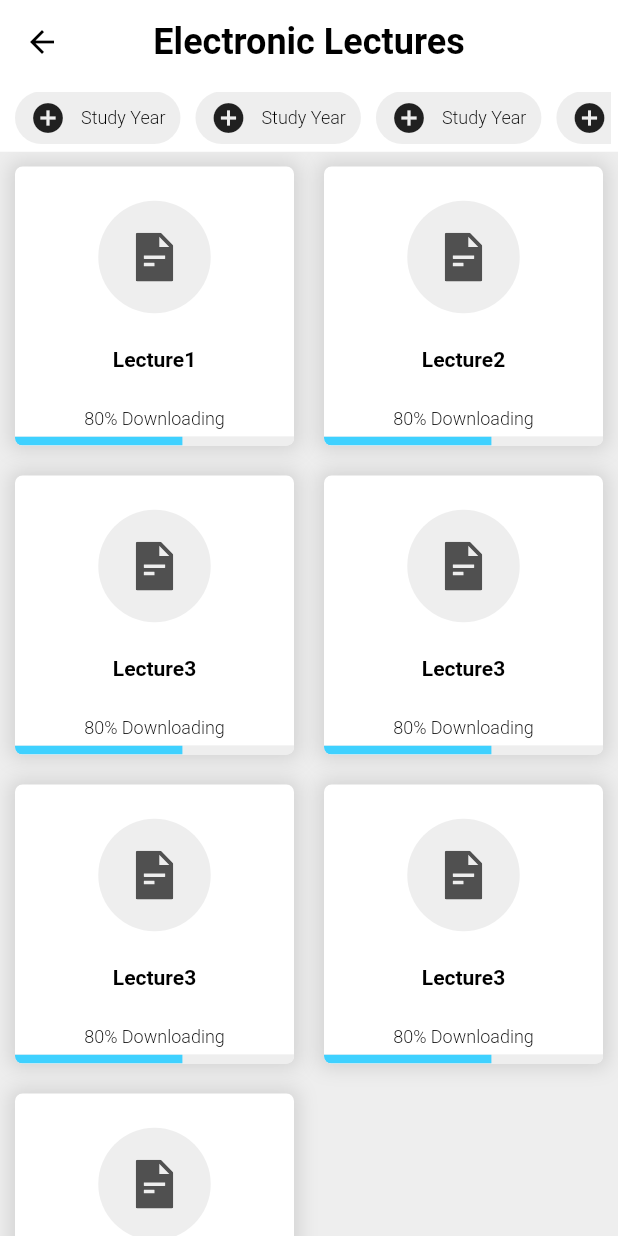
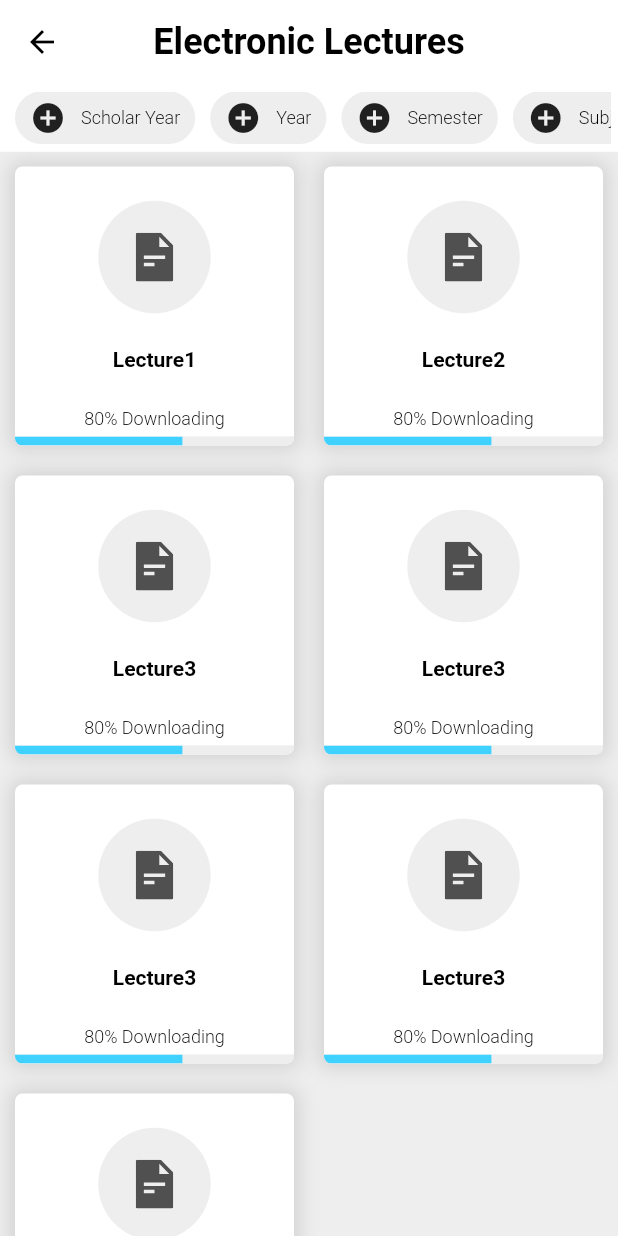
Before and after one commit to Samir-N-Ahmad/university_management_system, a Flutter app: the LecturesScreen widget shown alone on an empty page, opened directly, on a phone screen of 412 x 824 dp. Run offline on Flutter 3.47's test engine with Material 2 defaults, Android fonts, the phone set to English and light mode, and no system bars; our stand-ins replace flutter_svg.

Commit message:
UMS-1 Add Navigations between Lectures screen and main screen.

```diff
--- a/lib/view/screen/lectures_screen.dart
+++ b/lib/view/screen/lectures_screen.dart
@@ -22,34 +22,37 @@ class _LecturesScreenState extends State<LecturesScreen> {
             backgroundColor: Colors.white,
             leading: IconButton(
                 icon: Icon(Icons.arrow_back, color: Colors.black),
-                onPressed: null),
+                onPressed: () {
+                  Navigator.of(context).pop();
+                }),
             centerTitle: true,
             title: Text(
               "Electronic Lectures",
               style: app_settings.TextStyles.TEXT_LARGE_BOLD_DARK,
             ),
-            actions: [
-              IconButton(
-                icon: Icon(Icons.shopping_cart),
-                tooltip: 'Open shopping cart',
-                onPressed: () {
-                  // handle the press
-                },
-              ),
-            ],
           ),
           SliverToBoxAdapter(
             child: Container(
               padding: EdgeInsets.all(5),
               height: 45,
               color: Colors.white,
-              child: ListView.builder(
-                  scrollDirection: Axis.horizontal,
-                  itemCount: 4,
-                  itemBuilder: (context, index) => ChipWidget(
+              child: ListView(
+                children: [
+                  ChipWidget(
                       onPress: () {},
-                      label: "Study Year",
-                      icon: Icons.add_circle)),
+                      label: "Scholar Year",
+                      icon: Icons.add_circle),
+                  ChipWidget(
+                      onPress: () {}, label: "Year", icon: Icons.add_circle),
+                  ChipWidget(
+                      onPress: () {},
+                      label: "Semester",
+                      icon: Icons.add_circle),
+                  ChipWidget(
+                      onPress: () {}, label: "Subject", icon: Icons.add_circle)
+                ],
+                scrollDirection: Axis.horizontal,
+              ),
             ),
           )
         ],
@@ -79,7 +82,11 @@ class _LecturesScreenState extends State<LecturesScreen> {
   }
 
   List<Widget> _mainSections = [
-    LectureWidget(title: "Lecture1", onDownload: () {}),
+    LectureWidget(
+      title: "Lecture1",
+      onDownload: () {},
+      downloading: true,
+    ),
     LectureWidget(title: "Lecture2", onDownload: () {}),
     LectureWidget(title: "Lecture3", onDownload: () {}),
     LectureWidget(title: "Lecture3", onDownload: () {}),
```
Also changed, not shown: lib/view/screen/main_screen.dart (+17 -4 lines).
